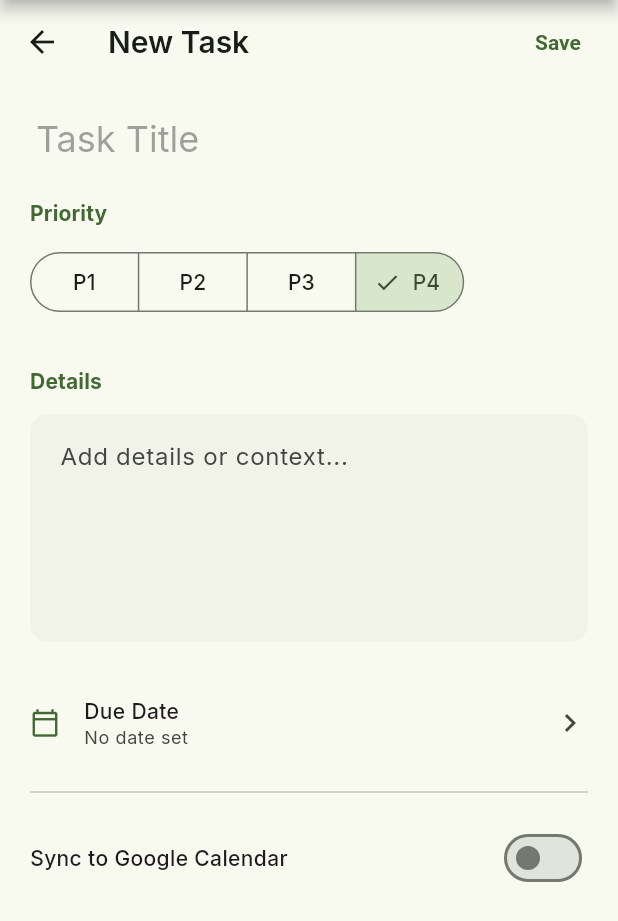
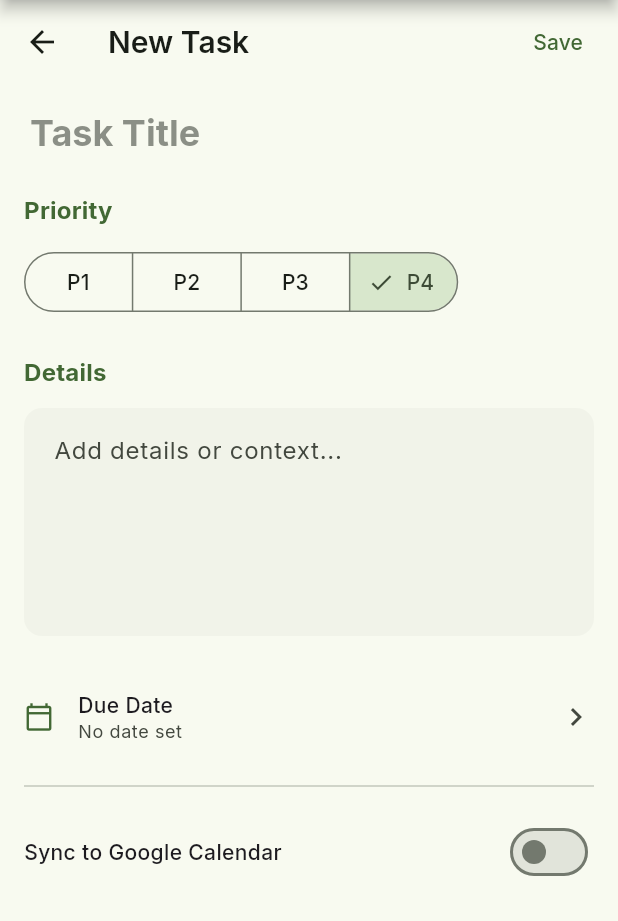
Before and after one commit to byronkimani/Reflect, a Flutter app: the screen it shows after launch, after a tap on the "add" icon, on a phone screen of 412 x 824 dp. Shown: the top 921 px of the screen. Run offline on Flutter 3.47's test engine with Material 3 defaults, Android fonts, the phone set to English and light mode, and no system bars; our stand-ins replace dio, drift, equatable, fl_chart, flutter_bloc, flutter_dotenv and 10 more; accounts and stored records are empty; generated files the repository leaves out were written again.

Commit message:
chore: improve UI

```diff
--- a/lib/core/presentation/theme/app_theme.dart
+++ b/lib/core/presentation/theme/app_theme.dart
@@ -4,17 +4,49 @@ import 'package:google_fonts/google_fonts.dart';
 class AppTheme {
   static const _seedColor = Color(0xFF5F8D4E); // Sage Green for wellness and productivity
 
+  static TextTheme _buildTextTheme(TextTheme base, ColorScheme colorScheme) {
+    final inter = GoogleFonts.interTextTheme(base);
+    return inter.copyWith(
+      displayLarge: inter.displayLarge?.copyWith(
+        fontWeight: FontWeight.bold,
+        color: colorScheme.onSurface,
+      ),
+      displayMedium: inter.displayMedium?.copyWith(
+        fontWeight: FontWeight.bold,
+        color: colorScheme.onSurface,
+      ),
+      displaySmall: inter.displaySmall?.copyWith(
+        fontWeight: FontWeight.bold,
+        color: colorScheme.onSurface,
+      ),
+      headlineLarge: inter.headlineLarge?.copyWith(
+        fontWeight: FontWeight.bold,
+        color: colorScheme.onSurface,
+      ),
+      headlineMedium: inter.headlineMedium?.copyWith(
+        fontWeight: FontWeight.bold,
+        color: colorScheme.onSurface,
+      ),
+      headlineSmall: inter.headlineSmall?.copyWith(
+        fontWeight: FontWeight.bold,
+        color: colorScheme.onSurface,
+      ),
+    );
+  }
+
   static ThemeData get lightTheme {
     final colorScheme = ColorScheme.fromSeed(
       seedColor: _seedColor,
       brightness: Brightness.light,
     );
+    final baseTextTheme = ThemeData.light().textTheme;
+    final textTheme = _buildTextTheme(baseTextTheme, colorScheme);
 
     return ThemeData(
       useMaterial3: true,
       colorScheme: colorScheme,
       scaffoldBackgroundColor: colorScheme.surface,
-      textTheme: GoogleFonts.interTextTheme(),
+      textTheme: textTheme,
       appBarTheme: AppBarTheme(
         centerTitle: false,
         backgroundColor: colorScheme.surface,
@@ -31,6 +63,7 @@ class AppTheme {
         filled: true,
         fillColor: colorScheme.surfaceContainerHighest.withValues(alpha: 0.3),
         contentPadding: const EdgeInsets.symmetric(horizontal: 16, vertical: 16),
+        alignLabelWithHint: true,
         border: OutlineInputBorder(
           borderRadius: BorderRadius.circular(12),
           borderSide: BorderSide.none,
@@ -54,6 +87,11 @@ class AppTheme {
           shape: RoundedRectangleBorder(borderRadius: BorderRadius.circular(12)),
         ),
       ),
+      floatingActionButtonTheme: FloatingActionButtonThemeData(
+        backgroundColor: colorScheme.primaryContainer,
+        foregroundColor: colorScheme.onPrimaryContainer,
+        elevation: 0,
+      ),
     );
   }
 
@@ -62,12 +100,14 @@ class AppTheme {
       seedColor: _seedColor,
       brightness: Brightness.dark,
     );
+    final baseTextTheme = ThemeData.dark().textTheme;
+    final textTheme = _buildTextTheme(baseTextTheme, colorScheme);
 
     return ThemeData(
       useMaterial3: true,
       colorScheme: colorScheme,
       scaffoldBackgroundColor: colorScheme.surface,
-      textTheme: GoogleFonts.interTextTheme(ThemeData.dark().textTheme),
+      textTheme: textTheme,
       appBarTheme: AppBarTheme(
         centerTitle: false,
         backgroundColor: colorScheme.surface,
@@ -84,6 +124,7 @@ class AppTheme {
         filled: true,
         fillColor: colorScheme.surfaceContainerHighest.withValues(alpha: 0.3),
         contentPadding: const EdgeInsets.symmetric(horizontal: 16, vertical: 16),
+        alignLabelWithHint: true,
         border: OutlineInputBorder(
           borderRadius: BorderRadius.circular(12),
           borderSide: BorderSide.none,
@@ -107,6 +148,11 @@ class AppTheme {
           shape: RoundedRectangleBorder(borderRadius: BorderRadius.circular(12)),
         ),
       ),
+      floatingActionButtonTheme: FloatingActionButtonThemeData(
+        backgroundColor: colorScheme.primaryContainer,
+        foregroundColor: colorScheme.onPrimaryContainer,
+        elevation: 0,
+      ),
     );
   }
 }
--- a/lib/core/presentation/widgets/primary_button.dart
+++ b/lib/core/presentation/widgets/primary_button.dart
@@ -16,35 +16,27 @@ class PrimaryButton extends StatelessWidget {
 
   @override
   Widget build(BuildContext context) {
+    final onPrimary = Theme.of(context).colorScheme.onPrimary;
+    final loadingIndicator = SizedBox(
+      width: 20,
+      height: 20,
+      child: CircularProgressIndicator(
+        strokeWidth: 2,
+        color: onPrimary,
+      ),
+    );
+
     if (icon != null) {
       return FilledButton.icon(
         onPressed: isLoading ? null : onPressed,
-        icon: isLoading
-            ? const SizedBox(
-                width: 20,
-                height: 20,
-                child: CircularProgressIndicator(
-                  strokeWidth: 2,
-                  color: Colors.white,
-                ),
-              )
-            : Icon(icon),
+        icon: isLoading ? loadingIndicator : Icon(icon),
         label: Text(label),
       );
     }
 
     return FilledButton(
       onPressed: isLoading ? null : onPressed,
-      child: isLoading
-          ? const SizedBox(
-              width: 20,
-              height: 20,
-              child: CircularProgressIndicator(
-                strokeWidth: 2,
-                color: Colors.white,
-              ),
-            )
-          : Text(label),
+      child: isLoading ? loadingIndicator : Text(label),
     );
   }
 }
--- a/lib/core/presentation/widgets/section_header.dart
+++ b/lib/core/presentation/widgets/section_header.dart
@@ -12,15 +12,16 @@ class SectionHeader extends StatelessWidget {
 
   @override
   Widget build(BuildContext context) {
+    final theme = Theme.of(context);
     return Padding(
       padding: padding,
       child: Text(
         title,
-        style: Theme.of(context).textTheme.titleSmall?.copyWith(
-              color: Theme.of(context).colorScheme.primary,
-              fontWeight: FontWeight.bold,
-              letterSpacing: 1.2,
-            ),
+        style: theme.textTheme.titleMedium?.copyWith(
+          color: theme.colorScheme.primary,
+          fontWeight: FontWeight.bold,
+          letterSpacing: 1.2,
+        ),
       ),
     );
   }
--- a/lib/features/tasks/presentation/blocs/task_form/task_form_cubit.dart
+++ b/lib/features/tasks/presentation/blocs/task_form/task_form_cubit.dart
@@ -12,6 +12,7 @@ class TaskFormCubit extends Cubit<TaskFormState> {
       : super(TaskFormState.initial(initialTask));
 
   void titleChanged(String value) => emit(state.copyWith(title: value));
+  void notesChanged(String value) => emit(state.copyWith(notes: value));
   void priorityChanged(TaskPriority value) => emit(state.copyWith(priority: value));
   void dueDateChanged(DateTime? value) => emit(state.copyWith(dueDate: value));
   void syncToGcalChanged(bool value) => emit(state.copyWith(syncToGcal: value));
@@ -24,8 +25,10 @@ class TaskFormCubit extends Cubit<TaskFormState> {
 
     emit(state.copyWith(isSubmitting: true, error: null));
 
+    final notes = state.notes.isEmpty ? null : state.notes;
     final task = state.initialTask?.copyWith(
           title: state.title,
+          notes: notes,
           priority: state.priority,
           dueDate: state.dueDate,
           syncToGcal: state.syncToGcal,
@@ -37,6 +40,7 @@ class TaskFormCubit extends Cubit<TaskFormState> {
           priority: state.priority,
           status: TaskStatus.pending,
           dueDate: state.dueDate,
+          notes: notes,
           syncToGcal: state.syncToGcal,
           createdAt: DateTime.now(),
           updatedAt: DateTime.now(),
--- a/lib/features/tasks/presentation/blocs/task_form/task_form_state.dart
+++ b/lib/features/tasks/presentation/blocs/task_form/task_form_state.dart
@@ -7,6 +7,7 @@ part 'task_form_state.freezed.dart';
 abstract class TaskFormState with _$TaskFormState {
   const factory TaskFormState({
     @Default('') String title,
+    @Default('') String notes,
     @Default(TaskPriority.p4) TaskPriority priority,
     DateTime? dueDate,
     @Default(false) bool syncToGcal,
@@ -18,6 +19,7 @@ abstract class TaskFormState with _$TaskFormState {
 
   factory TaskFormState.initial(Task? task) => TaskFormState(
     title: task?.title ?? '',
+    notes: task?.notes ?? '',
     priority: task?.priority ?? TaskPriority.p4,
     dueDate: task?.dueDate,
     syncToGcal: task?.syncToGcal ?? false,
--- a/lib/features/tasks/presentation/pages/task_detail_page.dart
+++ b/lib/features/tasks/presentation/pages/task_detail_page.dart
@@ -52,8 +52,9 @@ class TaskFormView extends StatelessWidget {
         }
       },
       builder: (context, state) {
-        final colorScheme = Theme.of(context).colorScheme;
-        final textTheme = Theme.of(context).textTheme;
+        final theme = Theme.of(context);
+        final colorScheme = theme.colorScheme;
+        final textTheme = theme.textTheme;
 
         return Scaffold(
           appBar: AppBar(
@@ -64,13 +65,16 @@ class TaskFormView extends StatelessWidget {
             title: Text(state.initialTask == null ? 'New Task' : 'Edit Task'),
             actions: [
               if (state.isSubmitting)
-                const Center(
+                Center(
                   child: Padding(
-                    padding: EdgeInsets.symmetric(horizontal: 16),
+                    padding: const EdgeInsets.symmetric(horizontal: 16),
                     child: SizedBox(
                       width: 20,
                       height: 20,
-                      child: CircularProgressIndicator(strokeWidth: 2),
+                      child: CircularProgressIndicator(
+                        strokeWidth: 2,
+                        color: colorScheme.primary,
+                      ),
                     ),
                   ),
                 )
@@ -79,38 +83,32 @@ class TaskFormView extends StatelessWidget {
                   padding: const EdgeInsets.only(right: 8),
                   child: TextButton(
                     onPressed: () => context.read<TaskFormCubit>().submit(),
-                    style: TextButton.styleFrom(
-                      foregroundColor: colorScheme.primary,
-                      textStyle: const TextStyle(fontWeight: FontWeight.bold),
-                    ),
                     child: const Text('Save'),
                   ),
                 ),
             ],
           ),
           body: SingleChildScrollView(
-            padding: const EdgeInsets.all(20),
+            padding: const EdgeInsets.all(16),
             child: Column(
               crossAxisAlignment: CrossAxisAlignment.start,
               children: [
                 TextFormField(
                   initialValue: state.title,
-                  style: textTheme.headlineSmall?.copyWith(
-                    fontWeight: FontWeight.bold,
-                    color: colorScheme.onSurface,
-                  ),
+                  style: textTheme.headlineSmall,
                   decoration: InputDecoration.collapsed(
                     hintText: 'Task Title',
                     hintStyle: textTheme.headlineSmall?.copyWith(
-                      color: colorScheme.onSurfaceVariant.withValues(alpha: 0.5),
+                      color: colorScheme.onSurfaceVariant.withValues(alpha: 0.6),
                     ),
                   ),
-                  onChanged: (value) => context.read<TaskFormCubit>().titleChanged(value),
+                  onChanged: (value) =>
+                      context.read<TaskFormCubit>().titleChanged(value),
                 ),
                 const SizedBox(height: 24),
                 Text(
                   'Priority',
-                  style: textTheme.labelLarge?.copyWith(
+                  style: textTheme.titleMedium?.copyWith(
                     color: colorScheme.primary,
                     fontWeight: FontWeight.bold,
                   ),
@@ -124,28 +122,27 @@ class TaskFormView extends StatelessWidget {
                     ButtonSegment(value: TaskPriority.p4, label: Text('P4')),
                   ],
                   selected: {state.priority},
-                  onSelectionChanged: (value) => context.read<TaskFormCubit>().priorityChanged(value.first),
+                  onSelectionChanged: (value) => context
+                      .read<TaskFormCubit>()
+                      .priorityChanged(value.first),
                 ),
-                const SizedBox(height: 32),
+                const SizedBox(height: 24),
                 Text(
                   'Details',
-                  style: textTheme.labelLarge?.copyWith(
+                  style: textTheme.titleMedium?.copyWith(
                     color: colorScheme.primary,
                     fontWeight: FontWeight.bold,
                   ),
                 ),
                 const SizedBox(height: 12),
                 TextFormField(
-                  initialValue: '', // Add notes field logic if present in state, assuming it might be added or using a placeholder
+                  initialValue: state.notes,
                   maxLines: 5,
                   decoration: const InputDecoration(
                     hintText: 'Add details or context...',
-                    alignLabelWithHint: true,
                   ),
-                  onChanged: (value) {
-                    // Assuming a notesChanged method exists or should be added
-                    // context.read<TaskFormCubit>().notesChanged(value);
-                  },
+                  onChanged: (value) =>
+                      context.read<TaskFormCubit>().notesChanged(value),
                 ),
                 const SizedBox(height: 24),
                 InkWell(
@@ -153,8 +150,12 @@ class TaskFormView extends StatelessWidget {
                     final date = await showDatePicker(
                       context: context,
                       initialDate: state.dueDate ?? DateTime.now(),
-                      firstDate: DateTime.now().subtract(const Duration(days: 365)),
-                      lastDate: DateTime.now().add(const Duration(days: 365 * 5)),
+                      firstDate: DateTime.now().subtract(
+                        const Duration(days: 365),
+                      ),
+                      lastDate: DateTime.now().add(
+                        const Duration(days: 365 * 5),
+                      ),
                     );
                     if (date != null) {
                       if (!context.mounted) return;
@@ -166,21 +167,39 @@ class TaskFormView extends StatelessWidget {
                     padding: const EdgeInsets.symmetric(vertical: 12),
                     child: Row(
                       children: [
-                        Icon(Icons.calendar_today_outlined, color: colorScheme.primary, size: 20),
+                        Icon(
+                          Icons.calendar_today_outlined,
+                          color: colorScheme.primary,
+                          size: 20,
+                        ),
                         const SizedBox(width: 16),
                         Expanded(
                           child: Column(
                             crossAxisAlignment: CrossAxisAlignment.start,
                             children: [
-                              Text('Due Date', style: textTheme.bodyMedium?.copyWith(fontWeight: FontWeight.w500)),
                               Text(
-                                state.dueDate != null ? DateFormat('EEEE, MMM d, yyyy').format(state.dueDate!) : 'No date set',
-                                style: textTheme.bodySmall?.copyWith(color: colorScheme.onSurfaceVariant),
+                                'Due Date',
+                                style: textTheme.bodyMedium?.copyWith(
+                                  fontWeight: FontWeight.w500,
+                                ),
+                              ),
+                              Text(
+                                state.dueDate != null
+                                    ? DateFormat(
+                                        'EEEE, MMM d, yyyy',
+                                      ).format(state.dueDate!)
+                                    : 'No date set',
+                                style: textTheme.bodySmall?.copyWith(
+                                  color: colorScheme.onSurfaceVariant,
+                                ),
                               ),
                             ],
                           ),
                         ),
-                        Icon(Icons.chevron_right, color: colorScheme.onSurfaceVariant),
+                        Icon(
+                          Icons.chevron_right,
+                          color: colorScheme.onSurfaceVariant,
+                        ),
                       ],
                     ),
                   ),
@@ -188,10 +207,16 @@ class TaskFormView extends StatelessWidget {
                 const Divider(height: 32),
                 SwitchListTile(
                   contentPadding: EdgeInsets.zero,
-                  title: Text('Sync to Google Calendar', style: textTheme.bodyMedium?.copyWith(fontWeight: FontWeight.w500)),
+                  title: Text(
+                    'Sync to Google Calendar',
+                    style: textTheme.bodyMedium?.copyWith(
+                      fontWeight: FontWeight.w500,
+                    ),
+                  ),
                   value: state.syncToGcal,
-                  onChanged: (value) => context.read<TaskFormCubit>().syncToGcalChanged(value),
-                  activeColor: colorScheme.primary,
+                  onChanged: (value) =>
+                      context.read<TaskFormCubit>().syncToGcalChanged(value),
+                  activeThumbColor: colorScheme.primary,
                 ),
               ],
             ),
--- a/lib/features/tasks/presentation/pages/today_page.dart
+++ b/lib/features/tasks/presentation/pages/today_page.dart
@@ -36,6 +36,10 @@ class TodayPage extends StatelessWidget {
                 slivers: [
                   SliverAppBar.large(
                     expandedHeight: 180.0,
+                    backgroundColor: colorScheme.surface,
+                    elevation: 0,
+                    scrolledUnderElevation: 0,
+                    surfaceTintColor: Colors.transparent,
                     flexibleSpace: FlexibleSpaceBar(
                       title: Column(
                         mainAxisSize: MainAxisSize.min,
@@ -43,17 +47,13 @@ class TodayPage extends StatelessWidget {
                         children: [
                           Text(
                             greeting,
-                            style: textTheme.titleSmall?.copyWith(
+                            style: textTheme.titleMedium?.copyWith(
                               color: colorScheme.onSurfaceVariant,
-                              fontWeight: FontWeight.normal,
                             ),
                           ),
                           Text(
                             DateFormat('EEEE, MMM d').format(now),
-                            style: textTheme.headlineMedium?.copyWith(
-                              color: colorScheme.onSurface,
-                              fontWeight: FontWeight.bold,
-                            ),
+                            style: textTheme.headlineMedium,
                           ),
                         ],
                       ),
@@ -130,7 +130,6 @@ class TodayPage extends StatelessWidget {
       ),
       floatingActionButton: FloatingActionButton.large(
         onPressed: () => context.go('/today/task/new'),
-        elevation: 2,
         child: const Icon(Icons.add),
       ),
     );
```
Also changed, not shown: lib/features/tasks/presentation/blocs/task_form/task_form_state.freezed.dart.
